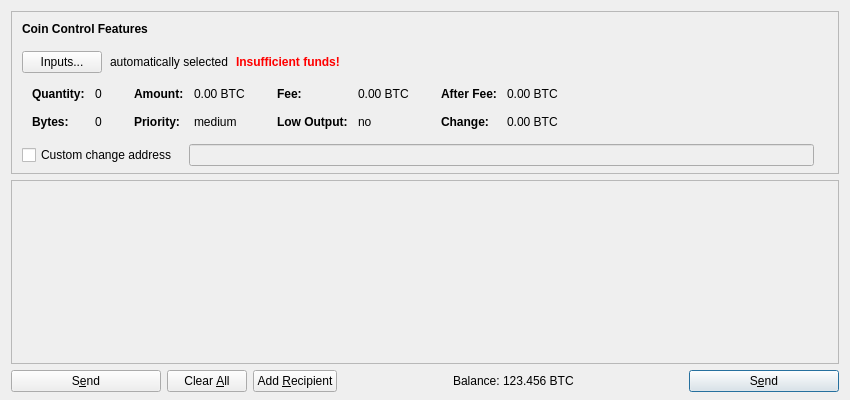
Max-Coin/maxcoin-dev-staging, file src/qt/forms/sendcoinsdialog.ui: the form before one commit.
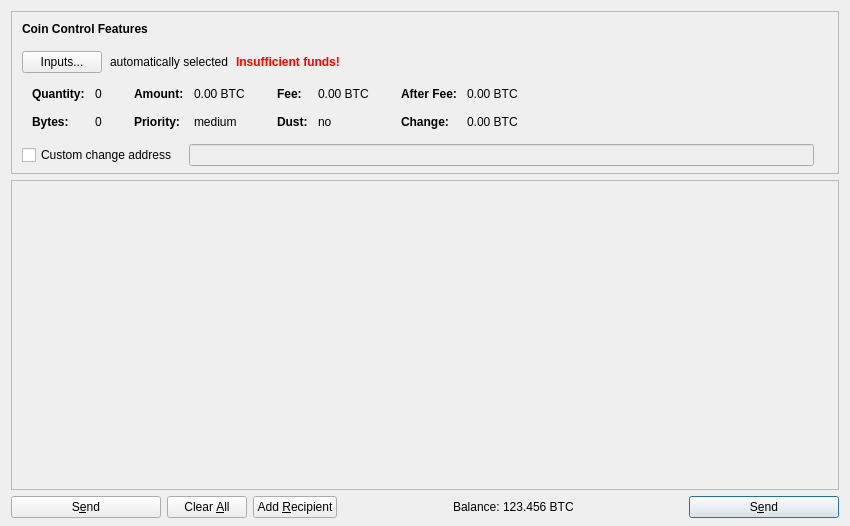
The form after the commit. Icons and pictures are not drawn. Custom widgets are drawn as their Qt base class.

What changed in the file:
```diff
--- a/src/qt/forms/sendcoinsdialog.ui
+++ b/src/qt/forms/sendcoinsdialog.ui
@@ -7,13 +7,13 @@
     <x>0</x>
     <y>0</y>
     <width>850</width>
-    <height>400</height>
+    <height>526</height>
    </rect>
   </property>
   <property name="windowTitle">
    <string>Send Coins</string>
   </property>
-  <layout class="QVBoxLayout" name="verticalLayout" stretch="0,1,0">
+  <layout class="QVBoxLayout" name="verticalLayout" stretch="0,1,0,0">
    <property name="bottomMargin">
     <number>8</number>
    </property>
@@ -417,7 +417,7 @@
                   </font>
                  </property>
                  <property name="text">
-                  <string>Low Output:</string>
+                  <string>Dust:</string>
                  </property>
                 </widget>
                </item>
@@ -614,7 +614,7 @@
         <x>0</x>
         <y>0</y>
         <width>830</width>
-        <height>178</height>
+        <height>68</height>
        </rect>
       </property>
       <layout class="QVBoxLayout" name="verticalLayout_2" stretch="0,1">
@@ -674,6 +674,9 @@
         <iconset resource="../bitcoin.qrc">
          <normaloff>:/icons/send</normaloff>:/icons/send</iconset>
        </property>
+       <property name="autoDefault">
+        <bool>false</bool>
+       </property>
        <property name="default">
         <bool>true</bool>
        </property>
@@ -820,6 +823,12 @@
    <extends>QLineEdit</extends>
    <header>qvalidatedlineedit.h</header>
   </customwidget>
+  <customwidget>
+   <class>BitcoinAmountField</class>
+   <extends>QLineEdit</extends>
+   <header>bitcoinamountfield.h</header>
+   <container>1</container>
+  </customwidget>
  </customwidgets>
  <resources>
   <include location="../bitcoin.qrc"/>
```
Left out of the diff: 7 changed lines with no effect on the pictures.
